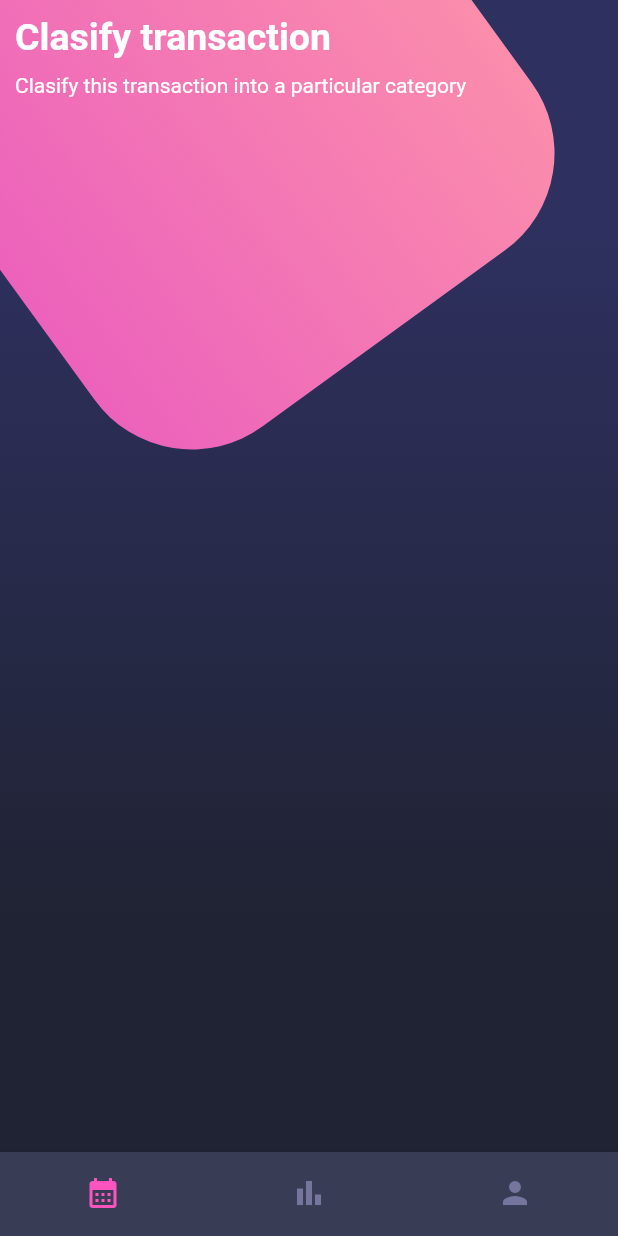
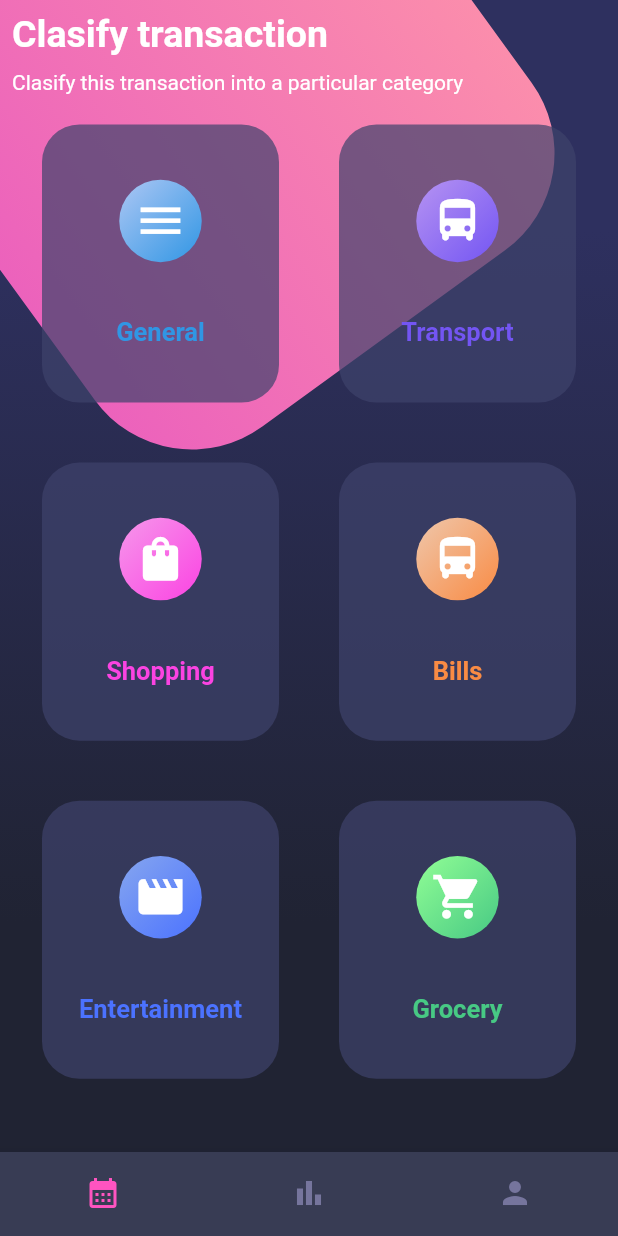
Before and after one commit to CarlosVazquezFarrera/FlutterInterfazAvanzada, a Flutter app: the screen it shows after launch, on a phone screen of 412 x 824 dp. Run offline on Flutter 3.47's test engine with Material 2 defaults, Android fonts, the phone set to English and light mode, and no system bars.

Commit message:
Íconos del menú

```diff
--- a/lib/screens/home_screen.dart
+++ b/lib/screens/home_screen.dart
@@ -22,13 +22,14 @@ class _HomeBody extends StatelessWidget {
 
   @override
   Widget build(BuildContext context) {
-    return SingleChildScrollView(
-      child: SafeArea(
-        bottom: false,
+    return SafeArea(
+      bottom: false,
+      child: SingleChildScrollView(
         child: Padding(
-          padding: const EdgeInsets.all(10),
+          padding: const EdgeInsets.all(8.0),
           child: Column(
-            children: const [_Tittle()],
+            crossAxisAlignment: CrossAxisAlignment.start,
+            children: const [_Tittle(), _TableCards()],
           ),
         ),
       ),
@@ -64,3 +65,139 @@ class _Tittle extends StatelessWidget {
     );
   }
 }
+
+class _TableCards extends StatelessWidget {
+  const _TableCards({Key? key}) : super(key: key);
+
+  @override
+  Widget build(BuildContext context) {
+    return Table(
+      children: const [
+        TableRow(children: [
+          _TableItem(
+            firstColor: Color(0xffadc7f4),
+            secondColor: Color(0xff3096e4),
+            texto: 'General',
+            icon: Icons.menu,
+          ),
+          _TableItem(
+              firstColor: Color(0xffb693f2),
+              secondColor: Color(0xff7355f3),
+              texto: 'Transport',
+              icon: Icons.directions_bus_rounded),
+        ]),
+        TableRow(children: [
+          _TableItem(
+            firstColor: Color(0xfff697eb),
+            secondColor: Color(0xfffb43e2),
+            texto: 'Shopping',
+            icon: Icons.shopping_bag,
+          ),
+          _TableItem(
+              firstColor: Color(0xffefc7ab),
+              secondColor: Color(0xfff98b44),
+              texto: 'Bills',
+              icon: Icons.directions_bus_rounded),
+        ]),
+        TableRow(children: [
+          _TableItem(
+              firstColor: Color(0xff86a6ef),
+              secondColor: Color(0xff4b72ff),
+              texto: 'Entertainment',
+              icon: Icons.movie),
+          _TableItem(
+              firstColor: Color(0xff91fe95),
+              secondColor: Color(0xff47c984),
+              texto: 'Grocery',
+              icon: Icons.local_grocery_store),
+        ]),
+      ],
+    );
+  }
+}
+
+class _TableItem extends StatelessWidget {
+  const _TableItem(
+      {Key? key,
+      required this.firstColor,
+      required this.secondColor,
+      required this.icon,
+      required this.texto})
+      : super(key: key);
+
+  final Color firstColor;
+  final Color secondColor;
+  final IconData icon;
+  final String texto;
+
+  @override
+  Widget build(BuildContext context) {
+    final boxDecoration = BoxDecoration(
+        color: const Color.fromRGBO(62, 66, 107, 0.7),
+        borderRadius: BorderRadius.circular(25));
+
+    final heigth = MediaQuery.of(context).size.height;
+
+    return Container(
+      margin: const EdgeInsets.all(20),
+      height: heigth * 0.225,
+      decoration: boxDecoration,
+      child: _BodyTableItem(
+        firstColor: firstColor,
+        secondColor: secondColor,
+        icon: icon,
+        texto: texto,
+      ),
+    );
+  }
+}
+
+class _BodyTableItem extends StatelessWidget {
+  const _BodyTableItem({
+    Key? key,
+    required this.firstColor,
+    required this.secondColor,
+    required this.icon,
+    required this.texto,
+  }) : super(key: key);
+
+  final Color firstColor;
+  final Color secondColor;
+  final IconData icon;
+  final String texto;
+
+  @override
+  Widget build(BuildContext context) {
+    final boxDecoration = BoxDecoration(
+      shape: BoxShape.circle,
+      gradient: LinearGradient(
+        begin: Alignment.topLeft,
+        end: Alignment.bottomRight,
+        colors: [
+          firstColor,
+          secondColor,
+        ],
+      ),
+    );
+
+    return Column(
+      mainAxisAlignment: MainAxisAlignment.spaceEvenly,
+      children: [
+        Container(
+          decoration: boxDecoration,
+          padding: const EdgeInsets.all(10),
+          child: Icon(
+            icon,
+            size: 35,
+            color: Colors.white,
+          ),
+        ),
+        Text(
+          texto,
+          style: TextStyle(
+              fontWeight: FontWeight.bold, color: secondColor, fontSize: 17),
+        )
+      ],
+    );
+  }
+}
```
